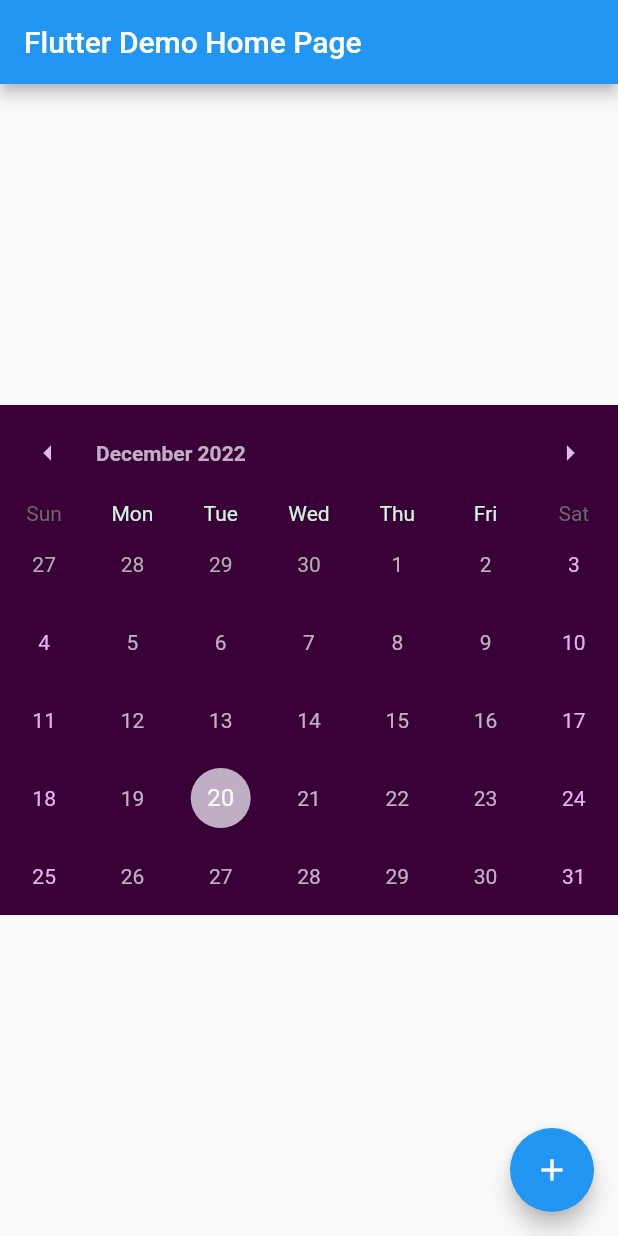
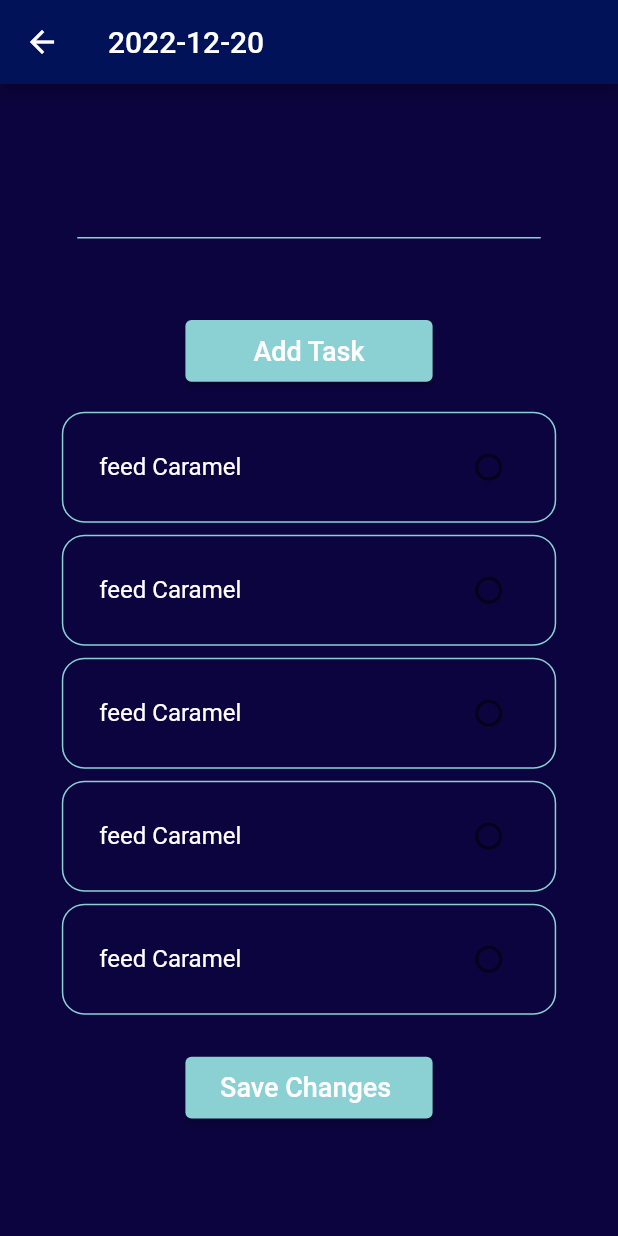
Before and after one commit to MeryamAjlani/Journey, a Flutter app: the screen it shows after launch, on a phone screen of 412 x 824 dp. Run offline on Flutter 3.47's test engine with Material 2 defaults, Android fonts, the phone set to English and light mode, and no system bars; drawn by our look-alikes of table_calendar; our stand-ins replace custom_rating_bar, syncfusion_flutter_charts; missing offline and left inert: paged_vertical_calendar.

Commit message:
Screens Prototypes

```diff
--- /dev/null
+++ b/lib/Models/Task.dart
@@ -0,0 +1,9 @@
+class Task {
+  String name;
+  bool status;
+  late DateTime date;
+Task(this.name, {this.status = false}){
+  this.date=DateTime.now();
+}
+
+}
--- /dev/null
+++ b/lib/Screens/ConfigureScheduleScreen.dart
@@ -0,0 +1,161 @@
+// ignore_for_file: prefer_const_literals_to_create_immutables
+
+import 'package:flutter/material.dart';
+import 'package:flutter/services.dart';
+import 'package:my_journey/constants/ColorPalette.dart';
+import 'package:my_journey/screensize/ScreenSize.dart';
+import 'package:my_journey/widgets/InputWidget.dart';
+import 'package:my_journey/widgets/StandardButton.dart';
+
+class ConfigurationScreen extends StatefulWidget {
+  const ConfigurationScreen({Key? key}) : super(key: key);
+
+  @override
+  State<ConfigurationScreen> createState() => _ConfigurationScreenState();
+}
+
+class _ConfigurationScreenState extends State<ConfigurationScreen> {
+  final _formKey = GlobalKey<FormState>();
+  final myController = TextEditingController();
+  List<Task> tasks = [
+    Task('feed Caramel'),
+    Task('feed Caramel'),
+    Task('feed Caramel'),
+    Task('feed Caramel'),
+    Task('feed Caramel')
+  ];
+  @override
+  Widget build(BuildContext context) {
+    SizeConfig sizeConfig = SizeConfig();
+    sizeConfig.init(context);
+    return Scaffold(
+      appBar: AppBar(
+        backgroundColor: Color.fromARGB(255, 2, 18, 89),
+        leading: const Icon(Icons.arrow_back),
+        title:  Text(
+         '${DateTime.now().toString().substring(0,10)}',style: TextStyle(color: Colors.white,fontSize: 20)),
+        ),
+      backgroundColor: ColorPalette.background,
+      body: SafeArea(
+        child: SingleChildScrollView(
+          child: Form(
+            key: _formKey,
+            child: Column(
+              children: [
+
+                CustomInput(
+                  hintText: 'task',
+                  inputFormatters: [
+                    FilteringTextInputFormatter.allow(
+                      RegExp(r"[a-zA-Z]+|\s"),
+                    )
+                  ],
+                  validator: (val) {
+                    if (val!.isNotEmpty) {
+                      if (!val.isValidName) return 'Enter valid name';
+                    };
+                  },
+                ),
+                CustomButton(
+                  width: SizeConfig.screenWidth * 2 / 5,
+                  height: SizeConfig.screenHeight / 20,
+                  onPressed: () {},
+                  text: "Add Task",
+                ),
+                ListView.builder(
+                    shrinkWrap: true,
+                    itemCount: tasks.length,
+                    itemBuilder: (context, index) {
+                      return Padding(
+                        padding: const EdgeInsets.only(bottom: 8.0),
+                        child: Padding(
+                          padding: EdgeInsets.only(
+                              right: SizeConfig.screenWidth / 10,
+                              left: SizeConfig.screenWidth / 10),
+                          child: Dismissible(
+                            key: UniqueKey(),
+                            onDismissed: (direction) {
+                              // Step 2
+                              setState(() {
+                                tasks.removeAt(index);
+                              });
+                            },
+                            child: Container(
+                              decoration: BoxDecoration(
+                                  border:
+                                      Border.all(color: ColorPalette.lightBlue),
+                                  borderRadius: const BorderRadius.all(
+                                      Radius.circular(15))),
+                              child: Padding(
+                                padding: const EdgeInsets.all(8.0),
+                                child: CheckboxListTile(
+                                  activeColor: ColorPalette.lightGreen,
+                                  checkboxShape: RoundedRectangleBorder(
+                                      borderRadius: BorderRadius.circular(20)),
+                                  title: Text(
+                                    tasks[index].name,
+                                    style: const TextStyle(color: Colors.white),
+                                    textAlign: TextAlign.left,
+                                  ),
+                                  value: tasks[index].isChecked,
+                                  onChanged: (bool? value) {
+                                    setState(() {
+                                      tasks[index].isChecked = value!;
+                                    });
+                                  },
+                                ),
+                              ),
+                            ),
+                          ),
+                        ),
+                      );
+                    }),
+                CustomButton(
+                  width: SizeConfig.screenWidth * 2 / 5,
+                  height: SizeConfig.screenHeight / 20,
+                  onPressed: () {},
+                  text: "Save Changes ",
+                )
+              ],
+            ),
+          ),
+        ),
+      ),
+    );
+  }
+}
+
+class Task {
+  late String name;
+  late bool isChecked;
+  Task(this.name, {this.isChecked = false});
+}
+
+// ignore: camel_case_extensions
+extension extString on String {
+  bool get isValidEmail {
+    final emailRegExp = RegExp(r"^[a-zA-Z0-9.]+@[a-zA-Z0-9]+\.[a-zA-Z]+");
+    return emailRegExp.hasMatch(this);
+  }
+
+  bool get isValidName {
+    final nameRegExp =
+        new RegExp(r"^\s*([A-Za-z]{1,}([\.,] |[-']| ))+[A-Za-z]+\.?\s*$");
+    return nameRegExp.hasMatch(this);
+  }
+
+  bool get isValidPassword {
+    final passwordRegExp = RegExp(
+        r'^(?=.*?[A-Z])(?=.*?[a-z])(?=.*?[0-9])(?=.*?[!@#\><*~]).{8,}/pre>');
+    return passwordRegExp.hasMatch(this);
+  }
+
+  bool get isNotNull {
+    return this != null;
+  }
+
+  bool get isValidPhone {
+    final phoneRegExp = RegExp(r"^\+?0[0-9]{10}$");
+    return phoneRegExp.hasMatch(this);
+  }
+}
--- /dev/null
+++ b/lib/Screens/HomeScreen.dart
@@ -0,0 +1,24 @@
+import 'package:flutter/material.dart';
+import 'package:flutter/src/foundation/key.dart';
+import 'package:flutter/src/widgets/container.dart';
+import 'package:flutter/src/widgets/framework.dart';
+import 'package:my_journey/Screens/AnalyticsScreen.dart';
+import 'package:my_journey/Screens/ConfigureScheduleScreen.dart';
+import 'package:my_journey/widgets/Calendar.dart';
+
+class Home extends StatefulWidget {
+  const Home({Key? key}) : super(key: key);
+
+  @override
+  State<Home> createState() => _HomeState();
+}
+
+class _HomeState extends State<Home> {
+  @override
+  Widget build(BuildContext context) {
+    List<String> tasks = [];
+    return Scaffold(
+      body: ConfigurationScreen(),
+    );
+  }
+}
--- a/lib/constants/ColorPalette.dart
+++ b/lib/constants/ColorPalette.dart
@@ -1,8 +1,10 @@
 import 'dart:ui';
-class ColorPalette{
-static const lightGreen = Color(0xffcdf5db);
-static const lightBlue = Color(0xff8bd1d3);
-static const pink = Color(0xffc0aec4);
-static const lightPurple= Color(0xffaf7bbd);
-static const darkPurple = Color(0xff390038);
+
+class ColorPalette {
+  static const lightGreen = Color(0xffcdf5db);
+  static const lightBlue = Color(0xff8bd1d3);
+  static const pink = Color(0xffc0aec4);
+  static const lightPurple = Color(0xffaf7bbd);
+  static const darkPurple = Color(0xff390038);
+  static const background = Color.fromARGB(255, 12, 4, 62);
 }
--- a/lib/main.dart
+++ b/lib/main.dart
@@ -1,7 +1,14 @@
 import 'package:flutter/material.dart';
+import 'package:my_journey/Screens/HomeScreen.dart';
+import 'package:my_journey/constants/ColorPalette.dart';
+import 'package:my_journey/Screens/AnalyticsScreen.dart';
+import 'package:my_journey/screensize/ScreenSize.dart';
 import 'package:my_journey/widgets/Calendar.dart';
+import 'package:my_journey/widgets/ProgressChartWidget.dart';
+import 'package:paged_vertical_calendar/paged_vertical_calendar.dart';
 
 void main() {
+
   runApp(const MyApp());
 }
 
@@ -11,6 +18,8 @@ class MyApp extends StatelessWidget {
   // This widget is the root of your application.
   @override
   Widget build(BuildContext context) {
+
+
     return MaterialApp(
       title: 'Flutter Demo',
       theme: ThemeData(
@@ -25,86 +34,7 @@ class MyApp extends StatelessWidget {
         // is not restarted.
         primarySwatch: Colors.blue,
       ),
-      home: const MyHomePage(title: 'Flutter Demo Home Page'),
+      home: Home(),
     );
   }
 }
-
-class MyHomePage extends StatefulWidget {
-  const MyHomePage({Key? key, required this.title}) : super(key: key);
-
-  // This widget is the home page of your application. It is stateful, meaning
-  // that it has a State object (defined below) that contains fields that affect
-  // how it looks.
-
-  // This class is the configuration for the state. It holds the values (in this
-  // case the title) provided by the parent (in this case the App widget) and
-  // used by the build method of the State. Fields in a Widget subclass are
-  // always marked "final".
-
-  final String title;
-
-  @override
-  State<MyHomePage> createState() => _MyHomePageState();
-}
-
-class _MyHomePageState extends State<MyHomePage> {
-  int _counter = 0;
-
-  void _incrementCounter() {
-    setState(() {
-      // This call to setState tells the Flutter framework that something has
-      // changed in this State, which causes it to rerun the build method below
-      // so that the display can reflect the updated values. If we changed
-      // _counter without calling setState(), then the build method would not be
-      // called again, and so nothing would appear to happen.
-      _counter++;
-    });
-  }
-
-  @override
-  Widget build(BuildContext context) {
-    // This method is rerun every time setState is called, for instance as done
-    // by the _incrementCounter method above.
-    //
-    // The Flutter framework has been optimized to make rerunning build methods
-    // fast, so that you can just rebuild anything that needs updating rather
-    // than having to individually change instances of widgets.
-    return Scaffold(
-      appBar: AppBar(
-        // Here we take the value from the MyHomePage object that was created by
-        // the App.build method, and use it to set our appbar title.
-        title: Text(widget.title),
-      ),
-      body: Center(
-        // Center is a layout widget. It takes a single child and positions it
-        // in the middle of the parent.
-        child: Column(
-          // Column is also a layout widget. It takes a list of children and
-          // arranges them vertically. By default, it sizes itself to fit its
-          // children horizontally, and tries to be as tall as its parent.
-          //
-          // Invoke "debug painting" (press "p" in the console, choose the
-          // "Toggle Debug Paint" action from the Flutter Inspector in Android
-          // Studio, or the "Toggle Debug Paint" command in Visual Studio Code)
-          // to see the wireframe for each widget.
-          //
-          // Column has various properties to control how it sizes itself and
-          // how it positions its children. Here we use mainAxisAlignment to
-          // center the children vertically; the main axis here is the vertical
-          // axis because Columns are vertical (the cross axis would be
-          // horizontal).
-          mainAxisAlignment: MainAxisAlignment.center,
-          children: <Widget>[
-            Calendar(),
-          ],
-        ),
-      ),
-      floatingActionButton: FloatingActionButton(
-        onPressed: _incrementCounter,
-        tooltip: 'Increment',
-        child: const Icon(Icons.add),
-      ), // This trailing comma makes auto-formatting nicer for build methods.
-    );
-  }
-}
--- a/lib/widgets/Calendar.dart
+++ b/lib/widgets/Calendar.dart
@@ -1,4 +1,5 @@
 import 'package:flutter/material.dart';
+import 'package:flutter/rendering.dart';
 import 'package:my_journey/constants/ColorPalette.dart';
 import 'package:table_calendar/table_calendar.dart';
 
@@ -17,7 +18,7 @@ class _CalendarState extends State<Calendar> {
   @override
   Widget build(BuildContext context) {
     return Container(
-      color: ColorPalette.darkPurple,
+      color: ColorPalette.background,
       child: TableCalendar(
         headerStyle: const HeaderStyle(
           formatButtonVisible: false,
@@ -30,11 +31,9 @@ class _CalendarState extends State<Calendar> {
         ),
         daysOfWeekStyle: const DaysOfWeekStyle(
             weekdayStyle: TextStyle(color: ColorPalette.lightGreen)),
-
         calendarStyle: const CalendarStyle(
-          defaultTextStyle: TextStyle(
-            color: ColorPalette.pink
-          ),
+          cellMargin: EdgeInsets.all(5),
+          defaultTextStyle: TextStyle(color: ColorPalette.pink),
           weekendTextStyle:
               TextStyle(color: Color.fromARGB(255, 228, 176, 239)),
           todayDecoration: BoxDecoration(
@@ -48,12 +47,10 @@ class _CalendarState extends State<Calendar> {
           ),
           selectedTextStyle: TextStyle(color: Colors.white),
         ),
-
         firstDay: DateTime.utc(2010, 10, 16),
         lastDay: DateTime.utc(2030, 3, 14),
         focusedDay: _focusedDay,
         calendarFormat: _calendarFormat,
-
         selectedDayPredicate: (day) {
           // Use `selectedDayPredicate` to determine which day is currently selected.
           // If this returns true, then `day` will be marked as selected.
--- /dev/null
+++ b/lib/widgets/InputWidget.dart
@@ -0,0 +1,56 @@
+import 'package:flutter/material.dart';
+import 'package:flutter/services.dart';
+import 'package:my_journey/constants/ColorPalette.dart';
+import 'package:my_journey/screensize/ScreenSize.dart';
+
+class CustomInput extends StatefulWidget {
+  const CustomInput({Key? key, required this.hintText,
+    this.inputFormatters,
+    this.validator,}) : super(key: key);
+    final String hintText;
+  final List<TextInputFormatter>? inputFormatters;
+  final String? Function(String?)? validator;
+  @override
+  State<CustomInput> createState() => _CustomInputState();
+}
+
+class _CustomInputState extends State<CustomInput> {
+  @override
+  Widget build(BuildContext context) {
+
+    SizeConfig sizeConfig = new SizeConfig();
+    sizeConfig.init(context);
+
+    return  Padding(
+      padding:  EdgeInsets.only(top:SizeConfig.screenHeight/15,right: SizeConfig.screenWidth/8,left: SizeConfig.screenWidth/8,bottom: SizeConfig.screenWidth/12),
+      child: TextFormField(
+        style: TextStyle(color: Color.fromARGB(255, 235, 208, 241)),
+        inputFormatters: widget.inputFormatters,
+        validator: widget.validator,
+        decoration: const InputDecoration(
+          enabledBorder: UnderlineInputBorder(
+                                borderSide: BorderSide(
+                                    color: ColorPalette.lightBlue, width: 1.0),
+                              ),
+          border:  UnderlineInputBorder(
+                                borderSide: BorderSide(
+                                    color: ColorPalette.lightBlue, width: 1.0),
+                              ),
+                              errorStyle: TextStyle(color:ColorPalette.lightPurple),
+                              errorBorder: UnderlineInputBorder(
+                                borderSide: BorderSide(
+                                    color: ColorPalette.lightPurple, width: 1.0),
+                              ),
+                              focusedErrorBorder: UnderlineInputBorder(
+                                borderSide: BorderSide(
+                                    color: ColorPalette.lightGreen, width: 1.0),
+                              ),
+                              focusedBorder: UnderlineInputBorder(
+                                borderSide: BorderSide(
+                                    color: ColorPalette.lightBlue, width: 1.0),
+                              ),
+
+      ),)
+    );
+  }
+}
--- /dev/null
+++ b/lib/widgets/StandardButton.dart
@@ -0,0 +1,44 @@
+import 'package:flutter/material.dart';
+import 'package:flutter/src/foundation/key.dart';
+import 'package:flutter/src/widgets/container.dart';
+import 'package:flutter/src/widgets/framework.dart';
+import 'package:my_journey/constants/ColorPalette.dart';
+
+class CustomButton extends StatefulWidget {
+  const CustomButton(
+      {Key? key,
+      required this.width,
+      required this.height,
+      required this.onPressed,
+      required this.text})
+      : super(key: key);
+  final width;
+  final height;
+  final String text;
+  final VoidCallback onPressed;
+  @override
+  State<CustomButton> createState() => _CustomButtonState();
+}
+
+class _CustomButtonState extends State<CustomButton> {
+  @override
+  Widget build(BuildContext context) {
+    return Padding(
+      padding: const EdgeInsets.only(bottom: 20.0,top: 20),
+      child: SizedBox(
+        width: widget.width,
+        height: widget.height,
+        child: ElevatedButton(
+          style: ElevatedButton.styleFrom(
+              backgroundColor: ColorPalette.lightBlue,
+              disabledBackgroundColor: Color.fromARGB(255, 78, 122, 123)),
+          onPressed: widget.onPressed,
+          child:  Text(
+            widget.text,
+            style: TextStyle(fontSize: 18),
+          ),
+        ),
+      ),
+    );
+  }
+}
--- a/pubspec.yaml
+++ b/pubspec.yaml
@@ -30,10 +30,10 @@ dependencies:
   flutter:
     sdk: flutter
   table_calendar: ^3.0.8
-
-  # The following adds the Cupertino Icons font to your application.
-  # Use with the CupertinoIcons class for iOS style icons.
   cupertino_icons: ^1.0.2
+  paged_vertical_calendar: ^1.1.5
+  syncfusion_flutter_charts: ^20.3.61
+  custom_rating_bar: ^2.0.4
 
 dev_dependencies:
   flutter_test:
```
Also changed, not shown: lib/Screens/AnalyticsScreen.dart (added, +175 -0 lines), lib/widgets/AppBar.dart (added, +20 -0 lines), lib/widgets/ProgressChartWidget.dart (added, +51 -0 lines), pubspec.lock, 1 other file.
